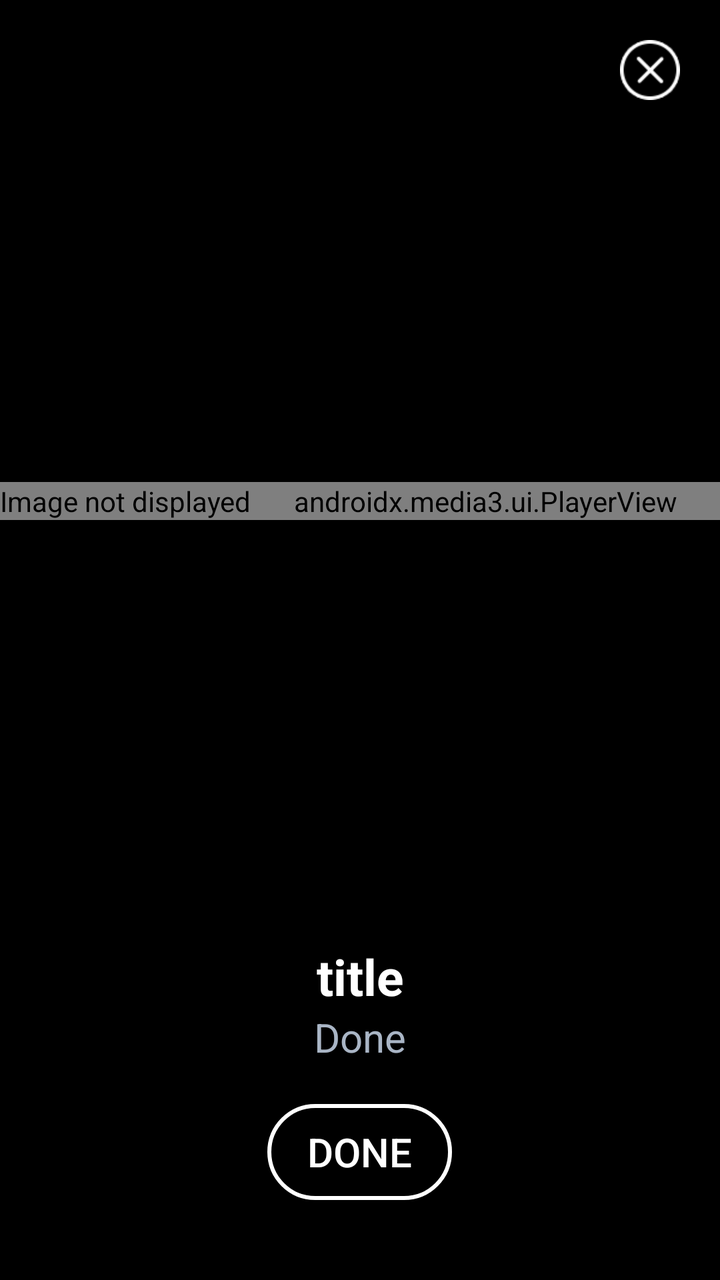
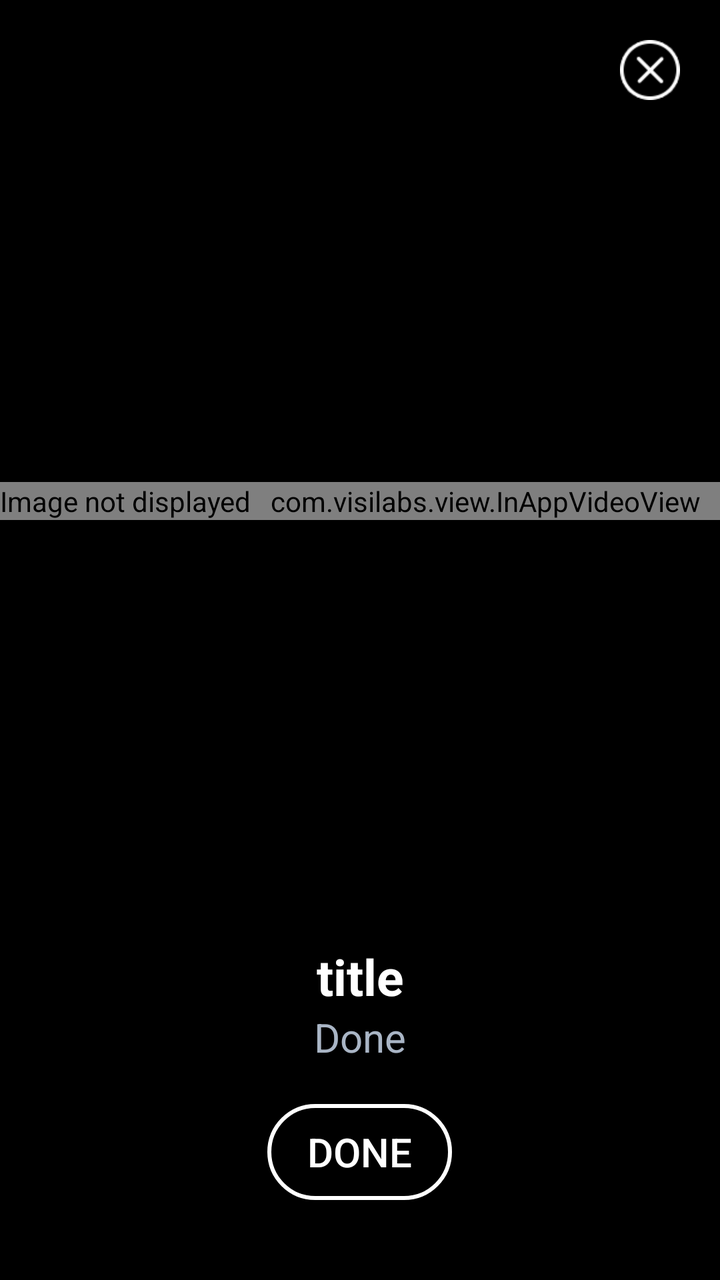

Compare the two renders of this Android layout. The source of the first and the diff that turns it into the second are given below.
<!-- AndroidManifest.xml: another module's application theme Theme.AppCompat -->
<!-- res/layout/activity_in_app_full.xml -->
<RelativeLayout
    xmlns:android="http://schemas.android.com/apk/res/android"
    xmlns:app="http://schemas.android.com/apk/res-auto"
    xmlns:tools="http://schemas.android.com/tools"
    android:layout_width="match_parent"
    android:layout_height="match_parent"
    tools:ignore="InconsistentLayout">

    <ImageView
        android:id="@+id/iv_not_display"
        android:layout_width="match_parent"
        android:layout_height="match_parent"
        android:background="#000"
        android:contentDescription="@string/com_visilabs_android_notification_image"
        android:scaleType="fitXY" />

    <LinearLayout
        android:id="@+id/ll_close"
        android:layout_width="wrap_content"
        android:layout_height="wrap_content"
        android:layout_alignParentEnd="true"
        android:layout_alignParentRight="true"
        android:padding="20dp">

        <ImageView
            android:layout_width="30dp"
            android:layout_height="30dp"
            android:background="@drawable/ic_close"
            android:contentDescription="@string/com_visilabs_android_close" />
    </LinearLayout>


    <LinearLayout
        android:id="@+id/ll_in_app_container"
        android:layout_width="match_parent"
        android:layout_height="match_parent"
        android:layout_above="@id/ll_details"
        android:layout_marginTop="50dp"
        android:gravity="center"
        android:orientation="horizontal"
        android:paddingBottom="20dp">

        <com.visilabs.view.FadingImageView
            android:id="@+id/fiv_in_app_image"
            android:layout_width="wrap_content"
            android:layout_height="wrap_content"
            android:adjustViewBounds="true"
            android:background="@android:color/black"
            android:contentDescription="@string/com_visilabs_android_notification_image"
            android:scaleType="fitCenter" />

        <androidx.media3.ui.PlayerView
            android:id="@+id/full_video_view"
            android:layout_width="match_parent"
            android:layout_height="wrap_content"
            app:use_controller="false"
            app:resize_mode="fixed_width"/>
        <WebView
            android:id="@+id/full_web_view_inapp"
            android:layout_width="match_parent"
            android:layout_height="wrap_content"
            android:layout_gravity="center_horizontal"
            android:visibility="gone"
            />

    </LinearLayout>

    <LinearLayout
        android:id="@+id/ll_details"
        android:layout_width="match_parent"
        android:layout_height="wrap_content"
        android:layout_alignParentBottom="true"
        android:orientation="vertical">

        <TextView
            android:id="@+id/tv_in_app_title"
            android:layout_width="match_parent"
            android:layout_height="wrap_content"
            android:gravity="center_horizontal"
            android:paddingLeft="20dp"
            android:paddingRight="20dp"
            android:text="@string/title"
            android:textColor="#ffffff"
            android:textSize="25sp"
            android:textStyle="bold" />

        <TextView
            android:id="@+id/tv_in_app_subtitle"
            android:layout_width="match_parent"
            android:layout_height="wrap_content"
            android:gravity="center_horizontal"
            android:paddingLeft="20dp"
            android:paddingRight="20dp"
            android:paddingBottom="20dp"
            android:text="@string/com_visilabs_android_done"
            android:textColor="#a9b5c5"
            android:textSize="20sp" />

        <LinearLayout
            android:id="@+id/ll_coupon_container"
            android:layout_width="match_parent"
            android:layout_height="wrap_content"
            android:layout_marginBottom="20dp"
            android:orientation="vertical"
            android:visibility="gone">

            <TextView
                android:id="@+id/tv_coupon_code"
                android:layout_width="match_parent"
                android:layout_height="wrap_content"
                android:ellipsize="end"
                android:gravity="center"
                android:layout_gravity="center"
                android:paddingLeft="10dp"
                android:paddingTop="5dp"
                android:paddingRight="10dp"
                android:paddingBottom="5dp"
                android:drawableRight="@drawable/content_copy_24"
                android:drawableEnd="@drawable/content_copy_24"
                android:text="@string/coupon_code" />

        </LinearLayout>

        <Button
            android:id="@+id/btn_in_app"
            android:layout_width="wrap_content"
            android:layout_height="wrap_content"
            android:layout_gravity="center"
            android:layout_marginBottom="40dp"
            android:background="@drawable/cta_button"
            android:paddingLeft="20dp"
            android:paddingTop="10dp"
            android:paddingRight="20dp"
            android:paddingBottom="10dp"
            android:text="@string/com_visilabs_android_done"
            android:textColor="@android:color/white"
            android:textSize="20sp" />
    </LinearLayout>
</RelativeLayout>
<!-- resources referenced by this layout -->
<resources>
  <!-- drawable content_copy_24 (drawable) -->
  <vector xmlns:android="http://schemas.android.com/apk/res/android" xmlns:aapt="http://schemas.android.com/aapt"
      android:viewportWidth="210.107"
      android:viewportHeight="210.107"
      android:width="24dp"
      android:height="24dp">
      <path
          android:pathData="M168.506 0H80.235C67.413 0 56.981 10.432 56.981 23.254v2.854h-15.38c-12.822 0 -23.254 10.432 -23.254 23.254v137.492c0 12.822 10.432 23.254 23.254 23.254h88.271c12.822 0 23.253 -10.432 23.253 -23.254V184h15.38c12.822 0 23.254 -10.432 23.254 -23.254V23.254C191.76 10.432 181.328 0 168.506 0zM138.126 186.854c0 4.551 -3.703 8.254 -8.253 8.254H41.601c-4.551 0 -8.254 -3.703 -8.254 -8.254V49.361c0 -4.551 3.703 -8.254 8.254 -8.254h88.271c4.551 0 8.253 3.703 8.253 8.254V186.854zM176.76 160.746c0 4.551 -3.703 8.254 -8.254 8.254h-15.38V49.361c0 -12.822 -10.432 -23.254 -23.253 -23.254H71.981v-2.854c0 -4.551 3.703 -8.254 8.254 -8.254h88.271c4.551 0 8.254 3.703 8.254 8.254V160.746z"
          android:fillColor="#1D1D1B" />
  </vector>
  <!-- drawable cta_button (drawable) -->
  <shape xmlns:android="http://schemas.android.com/apk/res/android"
      android:shape="rectangle">
      <solid android:color="@android:color/transparent" />
      <stroke
          android:width="2dp"
          android:color="#ffffff" />
      <corners android:radius="100dp" />
  </shape>
  <!-- drawable ic_close: png bitmap (drawable-nodpi-v4, 1855 bytes) -->
  <string name="com_visilabs_android_close">Close</string>
  <string name="com_visilabs_android_done">Done</string>
  <string name="com_visilabs_android_notification_image">Image not displayed</string>
  <string name="coupon_code">Coupon Code</string>
  <string name="title">title</string>
</resources>

<!-- the commit's change to res/layout/activity_in_app_full.xml (unified diff, before → after) -->
@@ -49,12 +49,10 @@
             android:contentDescription="@string/com_visilabs_android_notification_image"
             android:scaleType="fitCenter" />
 
-        <androidx.media3.ui.PlayerView
+        <com.visilabs.view.InAppVideoView
             android:id="@+id/full_video_view"
             android:layout_width="match_parent"
-            android:layout_height="wrap_content"
-            app:use_controller="false"
-            app:resize_mode="fixed_width"/>
+            android:layout_height="wrap_content"/>
         <WebView
             android:id="@+id/full_web_view_inapp"
             android:layout_width="match_parent"
